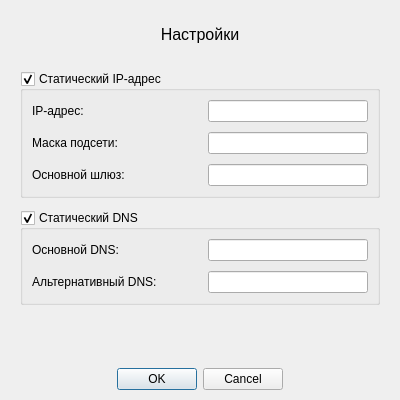
Before: the Qt Designer form tcpip/mainwindow.ui in nayk1982/tcpip, drawn with Qt 5.
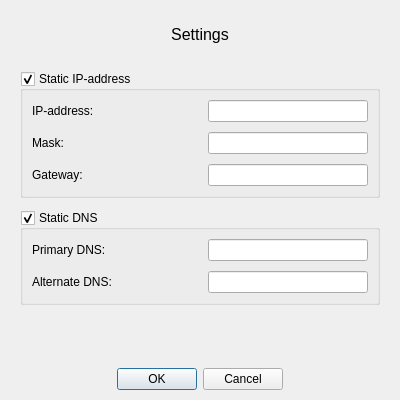
After: the same form once the commit is applied.

```diff
--- a/tcpip/mainwindow.ui
+++ b/tcpip/mainwindow.ui
@@ -59,7 +59,7 @@
        </font>
       </property>
       <property name="text">
-       <string>Настройки</string>
+       <string>Settings</string>
       </property>
       <property name="alignment">
        <set>Qt::AlignCenter</set>
@@ -75,7 +75,7 @@
        </sizepolicy>
       </property>
       <property name="title">
-       <string>Статический IP-адрес</string>
+       <string>Static IP-address</string>
       </property>
       <property name="checkable">
        <bool>true</bool>
@@ -96,7 +96,7 @@
           </sizepolicy>
          </property>
          <property name="text">
-          <string>IP-адрес:</string>
+          <string>IP-address:</string>
          </property>
         </widget>
        </item>
@@ -128,7 +128,7 @@
           </sizepolicy>
          </property>
          <property name="text">
-          <string>Маска подсети:</string>
+          <string>Mask:</string>
          </property>
         </widget>
        </item>
@@ -160,7 +160,7 @@
           </sizepolicy>
          </property>
          <property name="text">
-          <string>Основной шлюз:</string>
+          <string>Gateway:</string>
          </property>
         </widget>
        </item>
@@ -195,7 +195,7 @@
        </sizepolicy>
       </property>
       <property name="title">
-       <string>Статический DNS</string>
+       <string>Static DNS</string>
       </property>
       <property name="checkable">
        <bool>true</bool>
@@ -216,7 +216,7 @@
           </sizepolicy>
          </property>
          <property name="text">
-          <string>Альтернативный DNS:</string>
+          <string>Alternate DNS:</string>
          </property>
         </widget>
        </item>
@@ -248,7 +248,7 @@
           </sizepolicy>
          </property>
          <property name="text">
-          <string>Основной DNS:</string>
+          <string>Primary DNS:</string>
          </property>
         </widget>
        </item>
```
Left out of the diff: 2 changed lines with no effect on the pictures.
